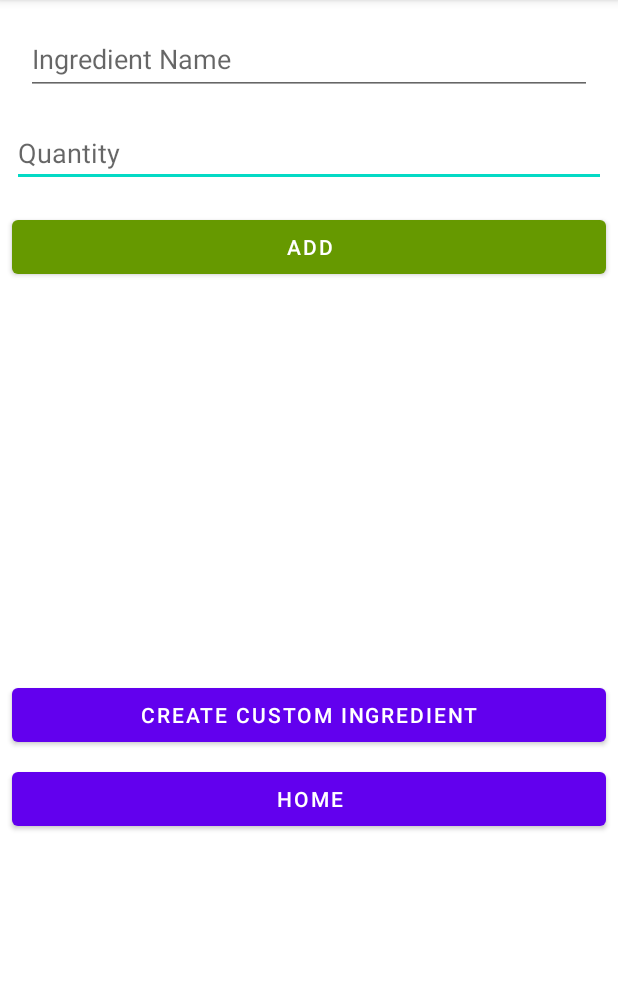
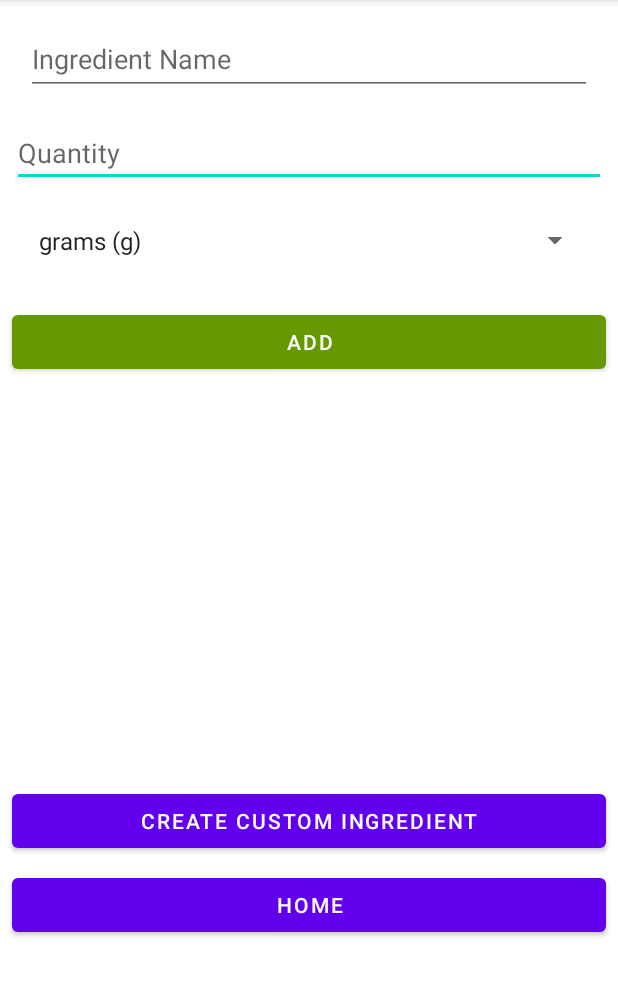
Before and after one commit to SC-118455906/RecipeGeneratorAS, an Android app: the Ingredients screen opened directly, with no data from a screen before it, on a phone screen of 412 x 824 dp, the part 84-1080 px from its top. Run offline under Robolectric (Android 15) with nearby library versions, the phone set to English and light mode, and no system bars.

```diff
--- a/app/src/main/java/com/example/recipegenerator/CustomRecipe.java
+++ b/app/src/main/java/com/example/recipegenerator/CustomRecipe.java
@@ -77,7 +77,7 @@ public class CustomRecipe extends AppCompatActivity {
 
         btn_AddRecipe.setOnClickListener((v) ->{
             //make sure all fields have been filled in
-            if(!ingredientsForDB.isEmpty() || !nameIsEmpty() || !descIsEmpty()) {
+            if(!ingredientsForDB.isEmpty() && !nameIsEmpty() && !descIsEmpty()) {
                 //declaring the name and description
                 String recipeName = et_RecipeName.getText().toString();
                 String recipeDesc = et_RecipeDesc.getText().toString();
--- a/app/src/main/java/com/example/recipegenerator/Ingredients.java
+++ b/app/src/main/java/com/example/recipegenerator/Ingredients.java
@@ -13,20 +13,24 @@ import android.widget.AutoCompleteTextView;
 import android.widget.Button;
 import android.widget.EditText;
 import android.widget.ListView;
+import android.widget.Spinner;
 import android.widget.Toast;
 
 import com.example.recipegenerator.models.Ingredient;
 import com.example.recipegenerator.models.IngredientForList;
+import com.example.recipegenerator.models.RecipeIngredient;
 
 public class Ingredients extends AppCompatActivity {
 
     ArrayAdapter arrayAdapter;
+    ArrayAdapter<RecipeIngredient> ingredientsForDeleting;
 
     Button btn_IngToHome, btn_IngToCustIng, btn_Add;
     AutoCompleteTextView et_IngredientName;
     EditText et_quantity;
     ListView lst_CurrentIngredients;
     TestAdapter testAdapter;
+    Spinner sp_Measurements;
 
 
     @Override
@@ -43,13 +47,18 @@ public class Ingredients extends AppCompatActivity {
         et_quantity = findViewById(R.id.et_IngredientQuantity);
         lst_CurrentIngredients = findViewById(R.id.lst_CurrentIngredients);
         et_IngredientName = findViewById(R.id.et_IngredientName);
+        sp_Measurements = findViewById(R.id.sp_MeasurementIng);
 
+        //creating an ArrayAdapter for the autofill textbox
         ArrayAdapter<String> ingredients = new ArrayAdapter<String>(this, android.R.layout.simple_list_item_1);
         getAllIngredients(ingredients);
         et_IngredientName.setAdapter(ingredients);
 
+        //getting the current users ID which was passed from the HomeScreen
         int userID = getUserID();
 
+
+        ingredientsForDeleting = new ArrayAdapter<>(Ingredients.this, android.R.layout.simple_list_item_1);
         //setting the button onClick methods
         btn_IngToHome.setOnClickListener((v) -> {
             switchActivity(MainActivity.class);
@@ -63,7 +72,8 @@ public class Ingredients extends AppCompatActivity {
             if (!nameIsEmpty() && !quantityIsEmpty()) {
                 String name = et_IngredientName.getText().toString().toUpperCase();
                 int quantity = Integer.parseInt(et_quantity.getText().toString());
-                addIngredient(name, userID, quantity);
+                String measurement = sp_Measurements.getSelectedItem().toString().toUpperCase();
+                addIngredient(name, userID, quantity, measurement);
                 clearText();
             } else {
                 Toast.makeText(this, "One or more fields are blank. Please enter a valid ingredient name and quantity", Toast.LENGTH_SHORT).show();
@@ -74,7 +84,7 @@ public class Ingredients extends AppCompatActivity {
         lst_CurrentIngredients.setOnItemClickListener(new AdapterView.OnItemClickListener() {
             @Override
             public void onItemClick(AdapterView<?> parent, View view, int position, long id) {
-                IngredientForList ingredient = (IngredientForList) parent.getItemAtPosition(position);
+                RecipeIngredient ingredient = ingredientsForDeleting.getItem(position);
                 deleteItem(userID, ingredient.getIngredientID());
                 getUsersCurrentIngredients(userID);
             }
@@ -107,10 +117,10 @@ public class Ingredients extends AppCompatActivity {
         db.close();
     }
 
-    private void addIngredient(String name, int userID, int quantity) {
-        Ingredient ingredient = testAdapter.getIngredientByName(name, quantity);
+    private void addIngredient(String name, int userID, int quantity, String measurement) {
+        Ingredient ingredient = testAdapter.getIngredientByName(name);
         if (ingredient != null) {
-            testAdapter.writeUser_Ingredients(ingredient, userID, quantity);
+            testAdapter.writeUser_Ingredients(ingredient, userID, quantity, measurement);
         } else {
             Toast.makeText(this, "Ingredient cannot be found in database. Please create this ingredient as a custom ingredient if you wish to add it to your list", Toast.LENGTH_SHORT).show();
         }
@@ -124,9 +134,9 @@ public class Ingredients extends AppCompatActivity {
         Cursor cursor = db.rawQuery(sql, null);
 
         if (cursor.moveToFirst()) {
+            Toast.makeText(this, "Could not delete item. Please try again", Toast.LENGTH_SHORT).show();
+        } else {
             Toast.makeText(this, "Successfully deleted item", Toast.LENGTH_SHORT).show();
-        } else {
-            Toast.makeText(this, "Could not delete item. Please try again", Toast.LENGTH_SHORT).show();
         }
 
         //ensure the database is updated with the new information
@@ -141,7 +151,7 @@ public class Ingredients extends AppCompatActivity {
     }
 
     private void getUsersCurrentIngredients(int userID) {
-        String getUsersCurrentIngredientsFromDB = "SELECT INGREDIENTS.INGREDIENT_ID, INGREDIENTS.NAME, USER_INGREDIENTS.QUANTITY FROM INGREDIENTS, USER_INGREDIENTS WHERE USER_INGREDIENTS.INGREDIENT_ID = INGREDIENTS.INGREDIENT_ID AND USER_INGREDIENTS.USER_ID = " + userID;
+        String getUsersCurrentIngredientsFromDB = "SELECT INGREDIENTS.INGREDIENT_ID, INGREDIENTS.NAME, USER_INGREDIENTS.QUANTITY, USER_INGREDIENTS.MEASUREMENT FROM INGREDIENTS, USER_INGREDIENTS WHERE USER_INGREDIENTS.INGREDIENT_ID = INGREDIENTS.INGREDIENT_ID AND USER_INGREDIENTS.USER_ID = " + userID;
 
         SQLiteDatabase db = getSqLiteDatabase(false);
         arrayAdapter = new ArrayAdapter<String>(Ingredients.this, android.R.layout.simple_list_item_1);
@@ -167,13 +177,16 @@ public class Ingredients extends AppCompatActivity {
         int ingredientID;
         String ingredientName;
         int ingredientQuantity;
+        String measurement;
         if (cursor.moveToFirst()) {
             do {
                 ingredientID = cursor.getInt(0);
                 ingredientName = cursor.getString(1);
                 ingredientQuantity = cursor.getInt(2);
+                measurement = cursor.getString(3);
 
-                IngredientForList ingredientForList = new IngredientForList(ingredientID, ingredientName, ingredientQuantity);
+                RecipeIngredient ingredientForList = new RecipeIngredient(ingredientID, ingredientName, ingredientQuantity, measurement);
+                ingredientsForDeleting.add(ingredientForList);
                 arrayAdapter.add(ingredientForList.toString());
 
             } while (cursor.moveToNext());
--- a/app/src/main/java/com/example/recipegenerator/MainActivity.java
+++ b/app/src/main/java/com/example/recipegenerator/MainActivity.java
@@ -27,7 +27,7 @@ public class MainActivity extends AppCompatActivity {
     View img_Profile;
     ListView lst_Users;
     ArrayAdapter arrayAdapter;
-    public int currentUserID = 6;
+    public int currentUserID = 1;
 
     @Override
     protected void onCreate(Bundle savedInstanceState) {
--- a/app/src/main/java/com/example/recipegenerator/Recipes.java
+++ b/app/src/main/java/com/example/recipegenerator/Recipes.java
@@ -24,7 +24,6 @@ public class Recipes extends AppCompatActivity {
 
     Button btn_FindRecipes;
     ListView lst_Recipes;
-
 
     @Override
     protected void onCreate(Bundle savedInstanceState) {
--- a/app/src/main/res/layout/activity_ingredients.xml
+++ b/app/src/main/res/layout/activity_ingredients.xml
@@ -12,14 +12,15 @@
         android:layout_height="wrap_content"
         android:layout_marginStart="8dp"
         android:layout_marginLeft="8dp"
-        android:layout_marginTop="16dp"
+        android:layout_marginTop="24dp"
         android:layout_marginEnd="8dp"
         android:layout_marginRight="8dp"
         android:text="Add"
         app:backgroundTint="@android:color/holo_green_dark"
         app:layout_constraintEnd_toEndOf="parent"
+        app:layout_constraintHorizontal_bias="0.0"
         app:layout_constraintStart_toStartOf="parent"
-        app:layout_constraintTop_toBottomOf="@+id/et_IngredientQuantity" />
+        app:layout_constraintTop_toBottomOf="@+id/sp_MeasurementIng" />
 
     <Button
         android:id="@+id/btn_IngToCustIng"
@@ -53,15 +54,15 @@
 
     <ListView
         android:id="@+id/lst_CurrentIngredients"
-        android:layout_width="0dp"
-        android:layout_height="200dp"
+        android:layout_width="341dp"
+        android:layout_height="211dp"
         android:layout_marginStart="16dp"
         android:layout_marginLeft="16dp"
-        android:layout_marginTop="40dp"
+        android:layout_marginTop="36dp"
         android:layout_marginEnd="16dp"
         android:layout_marginRight="16dp"
         app:layout_constraintEnd_toEndOf="parent"
-        app:layout_constraintHorizontal_bias="0.733"
+        app:layout_constraintHorizontal_bias="0.0"
         app:layout_constraintStart_toStartOf="parent"
         app:layout_constraintTop_toBottomOf="@+id/btn_AddIngredient" />
 
@@ -91,4 +92,14 @@
         app:layout_constraintStart_toStartOf="parent"
         app:layout_constraintTop_toTopOf="parent" />
 
+    <Spinner
+        android:id="@+id/sp_MeasurementIng"
+        android:layout_width="376dp"
+        android:layout_height="39dp"
+        android:layout_marginTop="16dp"
+        android:entries="@array/measurements"
+        app:layout_constraintEnd_toEndOf="parent"
+        app:layout_constraintStart_toStartOf="parent"
+        app:layout_constraintTop_toBottomOf="@+id/et_IngredientQuantity" />
+
 </androidx.constraintlayout.widget.ConstraintLayout>
--- a/app/src/main/res/values/arrays.xml
+++ b/app/src/main/res/values/arrays.xml
@@ -2,6 +2,7 @@
 <resources>
     <string-array name="measurements">
         <item>grams (g) </item>
+        <item>kilograms (kg) </item>
         <item>millilitres (ml)</item>
         <item>tablespoon(s)</item>
         <item>teaspoon(s)</item>
```
Also changed, not shown: app/src/main/java/com/example/recipegenerator/RecipeViewer.java (+8 -2 lines), app/src/main/java/com/example/recipegenerator/TestAdapter.java (+3 -11 lines), app/src/main/assets/RecipeGenerator.db.
